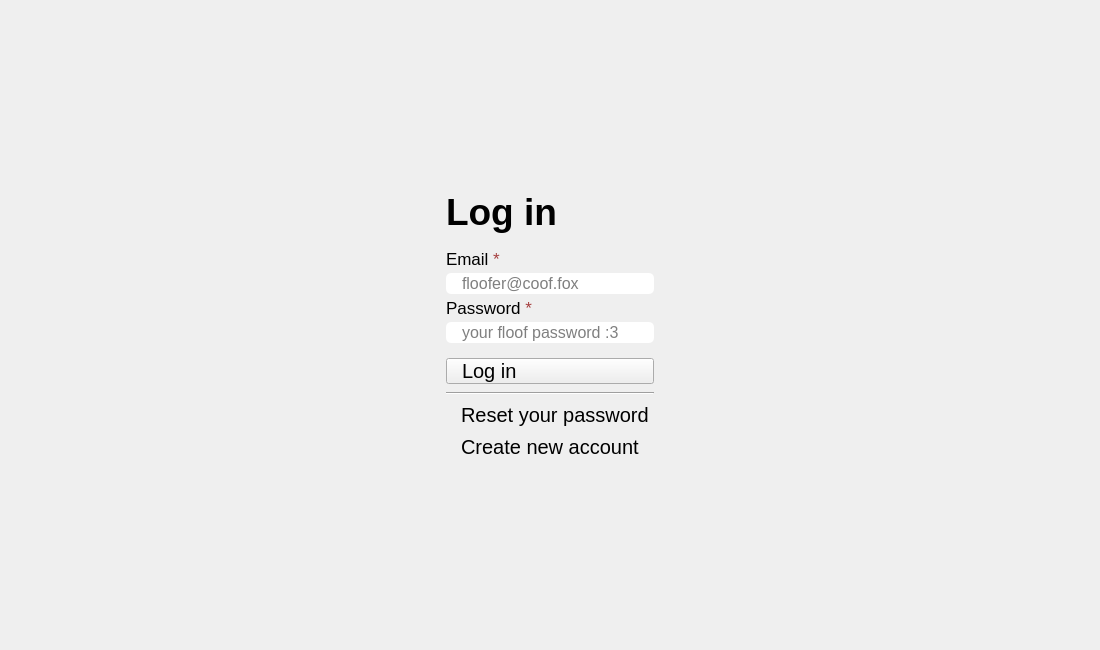
Before: the Qt Designer form src/ui/FoxogramLogin.ui in foxocorp/foxogram-desktop, drawn with Qt 5.
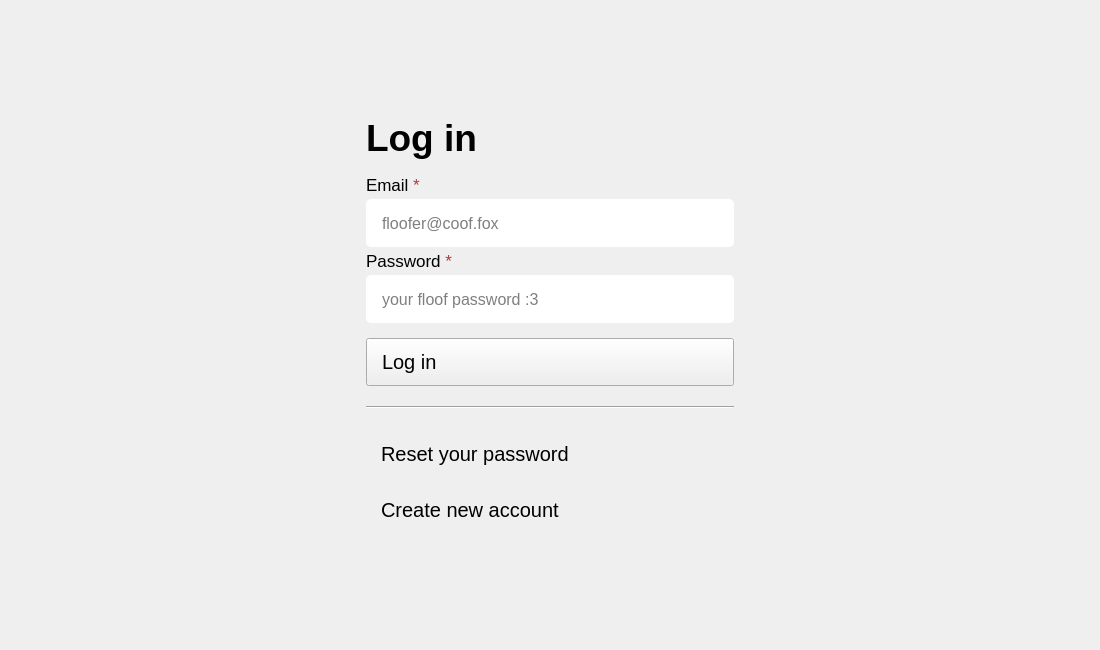
After: the same form once the commit is applied.

Commit message: Set fixed size for buttons and inputs

Diff of the .ui file:
```diff
--- a/src/ui/FoxogramLogin.ui
+++ b/src/ui/FoxogramLogin.ui
@@ -22,7 +22,7 @@
   <property name="styleSheet">
    <string notr="true"/>
   </property>
-  <layout class="QGridLayout" name="gridLayout" rowstretch="322,436,322" columnstretch="775,370,775">
+  <layout class="QGridLayout" name="gridLayout" rowstretch="0,0,0" columnstretch="0,0,0">
    <item row="0" column="1">
     <spacer name="verticalSpacer_2">
      <property name="orientation">
@@ -76,7 +76,7 @@
     </spacer>
    </item>
    <item row="1" column="1">
-    <layout class="QVBoxLayout" name="verticalLayout" stretch="302,30,88">
+    <layout class="QVBoxLayout" name="verticalLayout" stretch="0,0,0">
      <property name="spacing">
       <number>8</number>
      </property>
@@ -149,11 +149,23 @@
            <item>
             <widget class="QLineEdit" name="emailInput">
              <property name="sizePolicy">
-              <sizepolicy hsizetype="Expanding" vsizetype="Expanding">
+              <sizepolicy hsizetype="Fixed" vsizetype="Fixed">
                <horstretch>0</horstretch>
                <verstretch>0</verstretch>
               </sizepolicy>
              </property>
+             <property name="minimumSize">
+              <size>
+               <width>368</width>
+               <height>48</height>
+              </size>
+             </property>
+             <property name="baseSize">
+              <size>
+               <width>0</width>
+               <height>0</height>
+              </size>
+             </property>
              <property name="font">
               <font>
                <pointsize>12</pointsize>
@@ -182,7 +194,7 @@
            <item>
             <widget class="QLabel" name="passwordLabel">
              <property name="sizePolicy">
-              <sizepolicy hsizetype="Preferred" vsizetype="Preferred">
+              <sizepolicy hsizetype="Fixed" vsizetype="Fixed">
                <horstretch>0</horstretch>
                <verstretch>0</verstretch>
               </sizepolicy>
@@ -200,11 +212,17 @@
            <item>
             <widget class="QLineEdit" name="passwordInput">
              <property name="sizePolicy">
-              <sizepolicy hsizetype="Expanding" vsizetype="Expanding">
+              <sizepolicy hsizetype="Fixed" vsizetype="Fixed">
                <horstretch>0</horstretch>
                <verstretch>0</verstretch>
               </sizepolicy>
              </property>
+             <property name="minimumSize">
+              <size>
+               <width>368</width>
+               <height>48</height>
+              </size>
+             </property>
              <property name="font">
               <font>
                <pointsize>12</pointsize>
@@ -230,11 +248,17 @@
        <item>
         <widget class="QPushButton" name="loginButton">
          <property name="sizePolicy">
-          <sizepolicy hsizetype="Expanding" vsizetype="Expanding">
+          <sizepolicy hsizetype="Fixed" vsizetype="Fixed">
            <horstretch>0</horstretch>
            <verstretch>0</verstretch>
           </sizepolicy>
          </property>
+         <property name="minimumSize">
+          <size>
+           <width>368</width>
+           <height>48</height>
+          </size>
+         </property>
          <property name="font">
           <font>
            <pointsize>15</pointsize>
@@ -256,17 +280,20 @@
      <item>
       <layout class="QVBoxLayout" name="verticalLayout_4">
        <property name="spacing">
-        <number>15</number>
+        <number>0</number>
        </property>
        <item>
         <spacer name="verticalSpacer_3">
          <property name="orientation">
           <enum>Qt::Orientation::Vertical</enum>
          </property>
+         <property name="sizeType">
+          <enum>QSizePolicy::Policy::Fixed</enum>
+         </property>
          <property name="sizeHint" stdset="0">
           <size>
            <width>20</width>
-           <height>40</height>
+           <height>12</height>
           </size>
          </property>
         </spacer>
@@ -283,10 +310,13 @@
          <property name="orientation">
           <enum>Qt::Orientation::Vertical</enum>
          </property>
+         <property name="sizeType">
+          <enum>QSizePolicy::Policy::Fixed</enum>
+         </property>
          <property name="sizeHint" stdset="0">
           <size>
            <width>20</width>
-           <height>40</height>
+           <height>13</height>
           </size>
          </property>
         </spacer>
@@ -298,11 +328,17 @@
        <item>
         <widget class="QPushButton" name="resetPasswordButton">
          <property name="sizePolicy">
-          <sizepolicy hsizetype="Expanding" vsizetype="Expanding">
+          <sizepolicy hsizetype="Fixed" vsizetype="Fixed">
            <horstretch>0</horstretch>
            <verstretch>0</verstretch>
           </sizepolicy>
          </property>
+         <property name="minimumSize">
+          <size>
+           <width>368</width>
+           <height>48</height>
+          </size>
+         </property>
          <property name="font">
           <font>
            <pointsize>15</pointsize>
@@ -322,11 +358,17 @@
        <item>
         <widget class="QPushButton" name="createAccountButton">
          <property name="sizePolicy">
-          <sizepolicy hsizetype="Expanding" vsizetype="Expanding">
+          <sizepolicy hsizetype="Fixed" vsizetype="Fixed">
            <horstretch>0</horstretch>
            <verstretch>0</verstretch>
           </sizepolicy>
          </property>
+         <property name="minimumSize">
+          <size>
+           <width>368</width>
+           <height>48</height>
+          </size>
+         </property>
          <property name="font">
           <font>
            <pointsize>15</pointsize>
```
The commit also changes 1 other file.
